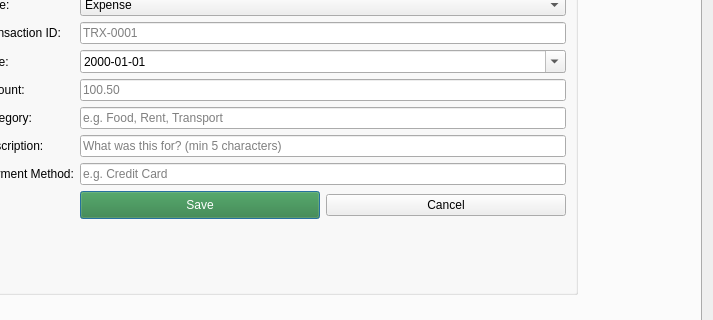
LeoPaquette/ExpenseTracker, file src/GUI.ui: the form before one commit; both pictures show x 145 to 858 and y 102 to 422 of the 858 by 720 pixel window.
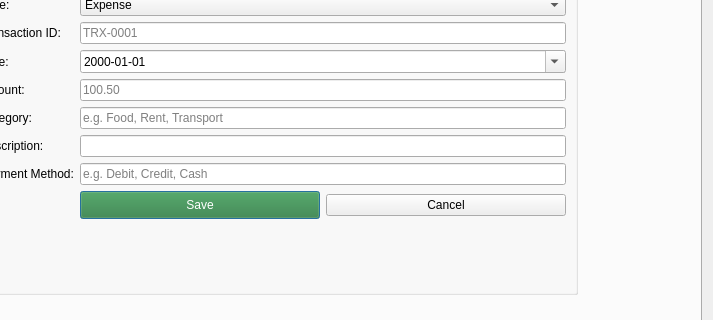
The form after the commit. The open tabs and pages were chosen to show the change.

The edit to the form file:
```diff
--- a/src/GUI.ui
+++ b/src/GUI.ui
@@ -410,7 +410,7 @@
            <string>5 to 100 characters, must contain at least one letter</string>
           </property>
           <property name="placeholderText">
-           <string>What was this for? (min 5 characters)</string>
+           <string/>
           </property>
          </widget>
         </item>
@@ -427,7 +427,10 @@
            <string>Payment method for expenses, source for income</string>
           </property>
           <property name="placeholderText">
-           <string>e.g. Credit Card</string>
+           <string>e.g. Debit, Credit, Cash</string>
+          </property>
+          <property name="clearButtonEnabled">
+           <bool>false</bool>
           </property>
          </widget>
         </item>
```
Left out of the diff: 5 changed lines with no effect on the pictures.
